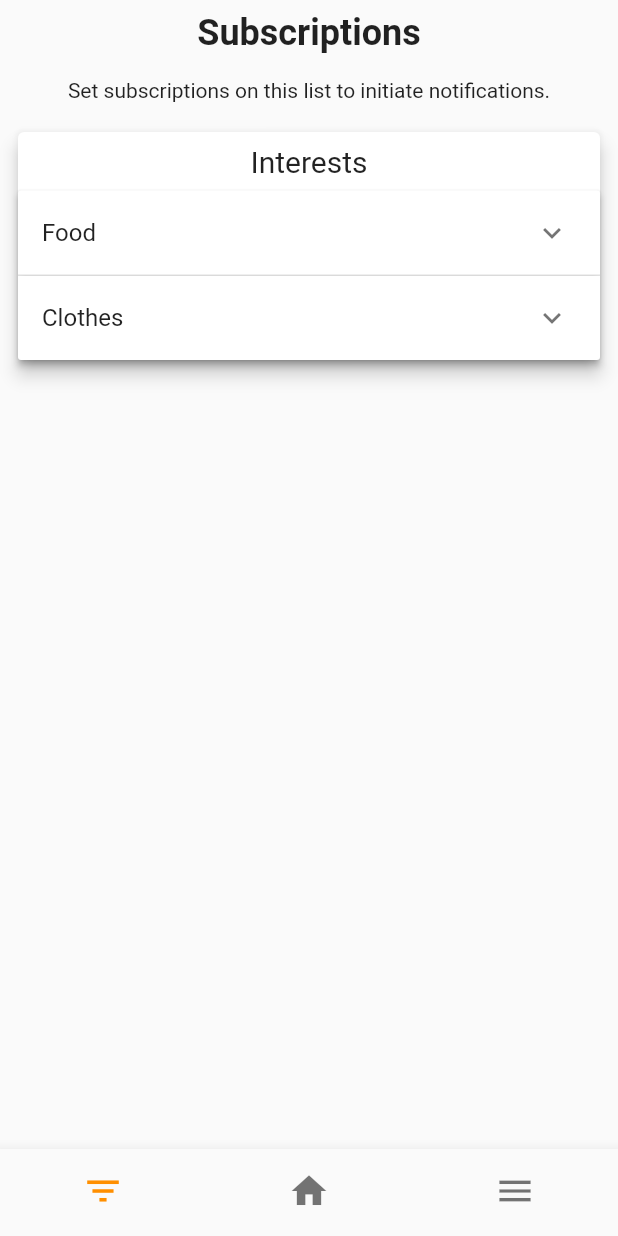
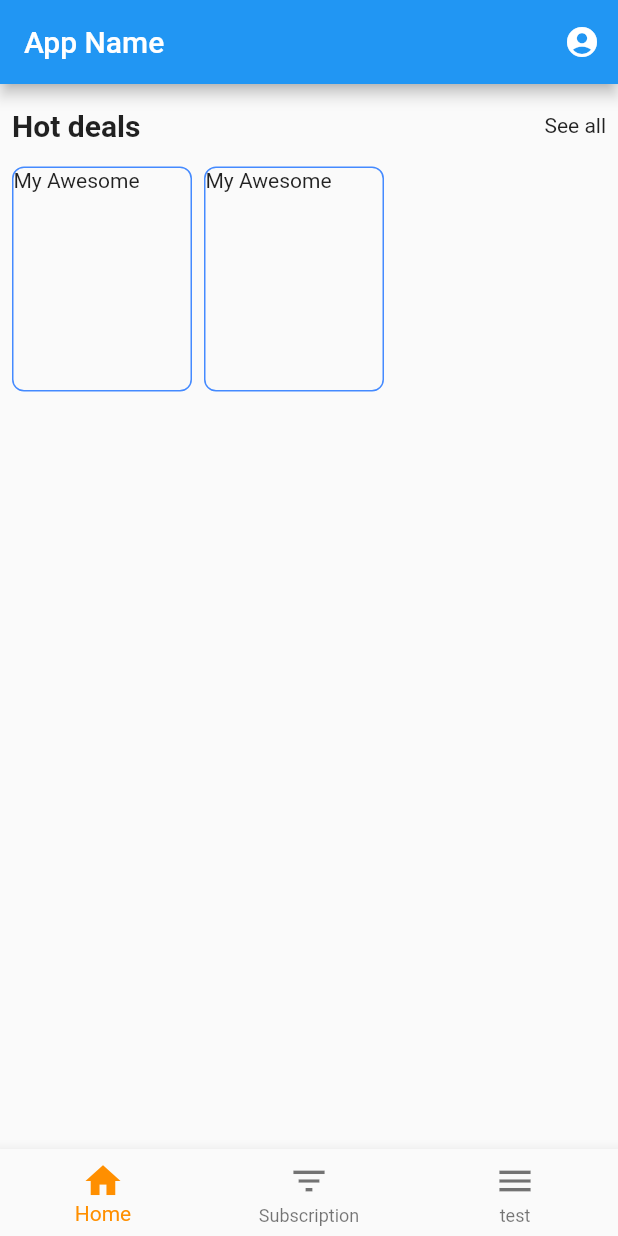
Before and after one commit to Your-Noti/mobile, a Flutter app: the screen it shows after launch, on a phone screen of 412 x 824 dp. Run offline on Flutter 3.47's test engine with Material 2 defaults, Android fonts, the phone set to English and light mode, and no system bars; our stand-ins replace easy_localization, firebase_auth, firebase_core, flutter_svg, google_sign_in, permission_handler; missing offline and left inert: localstore; accounts and stored records are empty.

Commit message:
add new page

```diff
--- a/lib/screens/main/components/body.dart
+++ b/lib/screens/main/components/body.dart
@@ -1,12 +1,60 @@
 import 'package:flutter/material.dart';
+import 'package:notification/constants/styles.dart';
 
 class Body extends StatelessWidget {
   const Body({Key? key}) : super(key: key);
 
   @override
   Widget build(BuildContext context) {
-    return Center(
-      child: Text("DASHBOARD"),
+    return Padding(
+      padding: EdgeInsets.symmetric(horizontal: 8, vertical: 0),
+      child: Column(
+        children: [
+          Container(
+            child: Padding(
+                padding: EdgeInsets.symmetric(vertical: 16, horizontal: 0),
+                child: Column(
+                  children: [
+                    Row(
+                      mainAxisAlignment: MainAxisAlignment.spaceBetween,
+                      children: [
+                        Text(
+                          "Hot deals",
+                          style: TextStyle(
+                              fontWeight: FontWeight.w600, fontSize: textLarge),
+                        ),
+                        Text("See all")
+                      ],
+                    ),
+                    Row(
+                      children: [
+                        Container(
+                          margin:  EdgeInsets.only(right: 8.0, top: 16.0, bottom: 16.0),
+                          height: 150,
+                          width: 120,
+                          decoration: BoxDecoration(
+                              borderRadius: BorderRadius.all(Radius.circular(8.0)),
+                              border: Border.all(color: Colors.blueAccent)
+                          ),
+                          child: Text('My Awesome'),
+                        ),
+                        Container(
+                          margin:  EdgeInsets.only(right: 8.0, top: 16.0, bottom: 16.0),
+                          height: 150,
+                          width: 120,
+                          decoration: BoxDecoration(
+                              borderRadius: BorderRadius.all(Radius.circular(8.0)),
+                              border: Border.all(color: Colors.blueAccent)
+                          ),
+                          child: Text('My Awesome'),
+                        )
+                      ],
+                    ),
+                  ],
+                )),
+          )
+        ],
+      ),
     );
   }
 }
--- a/lib/screens/main/main_screen.dart
+++ b/lib/screens/main/main_screen.dart
@@ -1,6 +1,8 @@
 import 'package:flutter/material.dart';
 import 'package:notification/screens/subscriptions/subscriptionsScreen.dart';
 import 'package:notification/screens/dashboard/dashboard_screen.dart';
+import 'package:notification/generated/locale_keys.g.dart';
+import 'package:easy_localization/easy_localization.dart';
 
 class MainScreen extends StatefulWidget {
   const MainScreen({Key? key}) : super(key: key);
@@ -19,8 +21,8 @@ class _MainScreenScreenState extends State<MainScreen> {
   }
 
   static const List<Widget> _pages = <Widget>[
+    DashboardScreen(),
     SubscriptionsScreen(),
-    DashboardScreen(),
     Icon(
       Icons.chat,
       size: 150,
@@ -30,26 +32,30 @@ class _MainScreenScreenState extends State<MainScreen> {
   @override
   Widget build(BuildContext context) {
     return Scaffold(
+      appBar: AppBar(title: Text(LocaleKeys.appName).tr(), actions: [
+        IconButton(
+          icon: const Icon(Icons.account_circle),
+          onPressed: () {},
+        )
+      ]),
       body: _pages.elementAt(_selectedIndex),
       bottomNavigationBar: BottomNavigationBar(
         items: [
           BottomNavigationBarItem(
-            icon: Icon(Icons.filter_list),
+            icon: Icon(Icons.home),
             label: 'Home',
           ),
           BottomNavigationBarItem(
-            icon: Icon(Icons.home),
-            label: 'Business',
+            icon: Icon(Icons.filter_list),
+            label: 'Subscription',
           ),
           BottomNavigationBarItem(
             icon: Icon(Icons.menu),
-            label: 'School',
+            label: 'test',
           ),
         ],
         currentIndex: _selectedIndex,
         selectedItemColor: Colors.amber[800],
-        showSelectedLabels: false,
-        showUnselectedLabels: false,
         iconSize: 28,
         onTap: _onItemTapped,
       ),
--- a/pubspec.yaml
+++ b/pubspec.yaml
@@ -22,7 +22,7 @@ dependencies:
   permission_handler: ^9.2.0
   firebase_core: ^1.14.0
   google_sign_in: ^5.2.4
-  firebase_auth: ^3.3.6
+  firebase_auth: ^3.3.16
   easy_localization: ^3.0.0
 
 
--- a/resources/langs/en.json
+++ b/resources/langs/en.json
@@ -1,4 +1,5 @@
 {
+  "appName": "App Name",
   "askNotification": "We need permission to send you notifications when an alert is received. Please allow access for Noti to work correctly.",
   "loginGoogle": "Login with Google",
   "subscriptionsTitle": "Subscriptions",
--- a/resources/langs/ru.json
+++ b/resources/langs/ru.json
@@ -1,4 +1,5 @@
 {
+  "appName": "App Name",
   "askNotification": "Нам нужно разрешение на отправку вам уведомлений при получении оповещения. Разрешите доступ для правильной работы Noti.",
   "loginGoogle": "Зайти через Google",
   "subscriptionsTitle": "Подписки",
--- a/resources/langs/uk.json
+++ b/resources/langs/uk.json
@@ -1,4 +1,5 @@
 {
+  "appName": "App Name",
   "askNotification": "Нам нужно разрешение на отправку вам уведомлений при получении оповещения. Разрешите доступ для правильной работы Noti.",
   "loginGoogle": "Зайти через Google",
   "subscriptionsTitle": "Підписки",
```
Also changed, not shown: lib/generated/locale_keys.g.dart, 1 other file.
